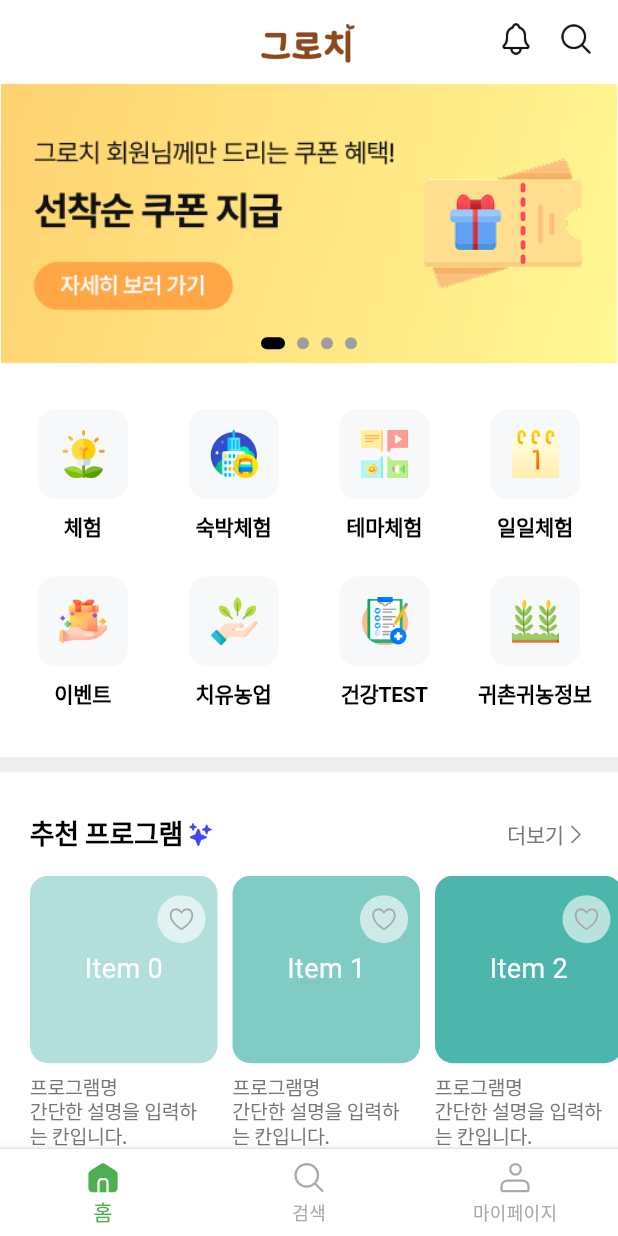
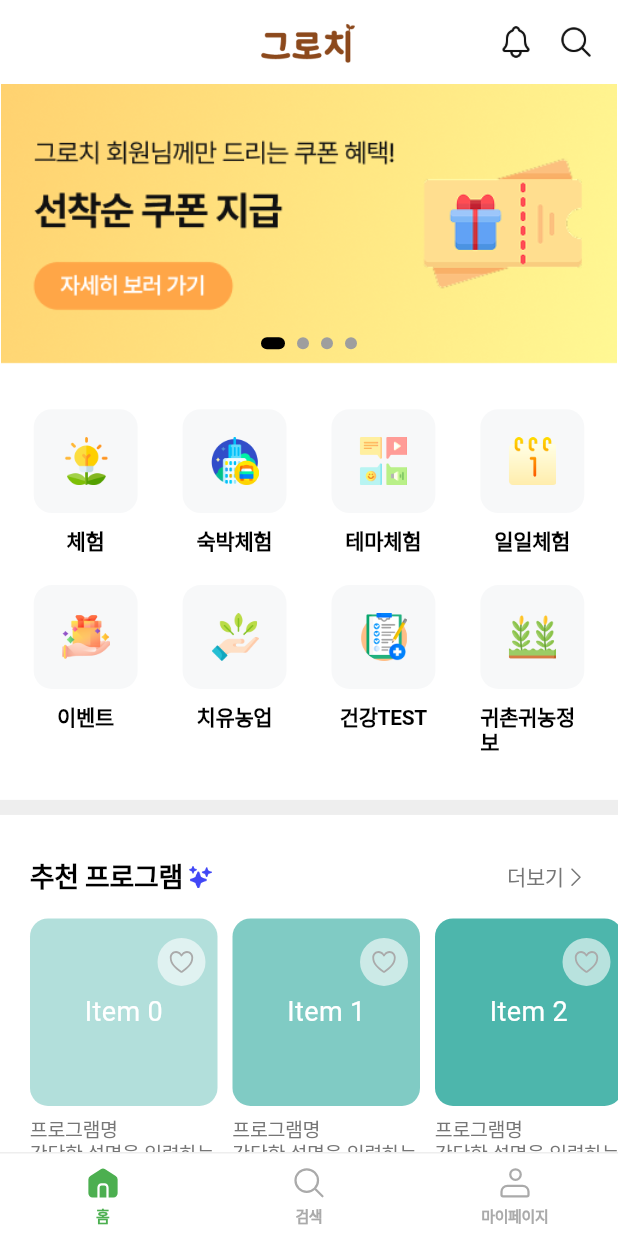
Before and after one commit to chois22/groach, a Flutter app: the screen it shows after launch, after a tap on "로그인", on a phone screen of 412 x 824 dp. Run offline on Flutter 3.47's test engine with Material 3 defaults, Android fonts, the phone set to English and light mode, and no system bars; drawn by our look-alikes of card_swiper; our stand-ins replace flutter_svg, sizer; Roboto replaces fonts that are missing (Pretendard); project files that could hold a hidden picture were left out.

Commit message:
다이어로그, 그리드뷰

```diff
--- a/lib/const/value/data.dart
+++ b/lib/const/value/data.dart
@@ -4,3 +4,21 @@ final List<String> listMainBanner = [
   'assets/image/banner3.png',
   'assets/image/banner4.png',
 ];
+
+final List<String> listTitleMainBottomNavi = [
+  '홈',
+  '검색',
+  '마이페이지',
+];
+
+final List<String> listImgSelectedMainBottomNavi = [
+  'assets/icon/home_green.svg',
+  'assets/icon/search_green.svg',
+  'assets/icon/my_green.svg',
+];
+
+final List<String> listImgOutlinedMainBottomNavi = [
+  'assets/icon/home_outline.svg',
+  'assets/icon/search_outline.svg',
+  'assets/icon/my_outline.svg',
+];
--- a/lib/const/value/text_style.dart
+++ b/lib/const/value/text_style.dart
@@ -166,6 +166,11 @@ class TS extends TextStyle{
   const TS.s10w400(Color color)
       : super(color: color, fontSize: Sizes.size10, fontWeight: FontWeight.w400, letterSpacing: -0.25, height: 1.2);
 
+  /// size10, w700
+  const TS.s10w700(Color color)
+      : super(color: color, fontSize: Sizes.size10, fontWeight: FontWeight.w700, letterSpacing: -0.25, height: 1.2);
+
+
   /// size6, w400
   const TS.s6w400(Color color)
       : super(color: color, fontSize: Sizes.size10, fontWeight: FontWeight.w400, letterSpacing: -0.25, height: 1.2);
--- a/lib/ui/component/card_program_grid.dart
+++ b/lib/ui/component/card_program_grid.dart
@@ -19,11 +19,10 @@ class CardProgramGrid extends StatelessWidget {
       children: [
         Stack(
           children: [
-            Container(
-              width: 160,
-              // 각 컨테이너의 너비
-              height: 160,
-              // 각 컨테이너의 높이
+            // 비율 설정
+            AspectRatio(
+              aspectRatio: 1 / 1,
+              child: Container(
                 margin: EdgeInsets.only(right: 0),
                 // 각 컨테이너 간 간격
                 decoration: BoxDecoration(
@@ -37,8 +36,10 @@ class CardProgramGrid extends StatelessWidget {
                   ),
                 ),
               ),
-            Padding(
-              padding: EdgeInsets.only(left: 110, top: 10), // 좌측 10, 상단 10
+            ),
+            Positioned(
+              top: 10,
+              right: 10,
               child: Container(
                 height: 40,
                 width: 40,
@@ -72,7 +73,12 @@ class CardProgramGrid extends StatelessWidget {
         ),
         Gaps.v8,
         Text('프로그램명', style: TS.s13w500(colorGray600)),
-        Text('간단한 설명을 입력하는 칸입\n니다. 두줄까지 채워집니다.', style: TS.s13w500(colorGray600)),
+        Text(
+          '간단한 설명을 입력하는 칸입니다. 두줄까지 채워집니다.',
+          style: TS.s13w500(colorGray600),
+          maxLines: 2,
+          overflow: TextOverflow.ellipsis,
+        ),
         Row(
           children: [
             Image.asset('assets/icon/yellow_star.png', width: 16, height: 16),
--- a/lib/ui/component/card_program_scroll.dart
+++ b/lib/ui/component/card_program_scroll.dart
@@ -14,7 +14,9 @@ class CardProgramScroll extends StatelessWidget {
   Widget build(BuildContext context) {
     final ValueNotifier<bool> vnHeartTouch = ValueNotifier<bool>(false);
 
-    return Column(
+    return Container(
+      width: 125,
+      child: Column(
         crossAxisAlignment: CrossAxisAlignment.start,
         children: [
           Stack(
@@ -24,7 +26,7 @@ class CardProgramScroll extends StatelessWidget {
                 // 각 컨테이너의 너비
                 height: 125,
                 // 각 컨테이너의 높이
-              margin: EdgeInsets.only(right: 10),
+                //margin: EdgeInsets.only(right: 10),
                 // 각 컨테이너 간 간격
                 decoration: BoxDecoration(
                   color: Colors.teal[(index + 1) * 100], // 색상 변형
@@ -37,8 +39,9 @@ class CardProgramScroll extends StatelessWidget {
                   ),
                 ),
               ),
-            Padding(
-              padding: EdgeInsets.only(left: 85, top: 13), // 좌측 10, 상단 10
+              Positioned(
+                top: 13,
+                right: 8,
                 child: Container(
                   height: 32,
                   width: 32,
@@ -72,9 +75,7 @@ class CardProgramScroll extends StatelessWidget {
           ),
           Gaps.v8,
           Text('프로그램명', style: TS.s13w500(colorGray600)),
-        //todo : 이거 해도 왜 줄바꿈이 자동으로 안되는걸까 ? 크기 설정을 해줘야하나 ?
-        //Text('간단한 설명을 입력하는 칸입니다.', style: TS.s13w500(colorGray600), softWrap: true),
-        Text('간단한 설명을 입력하\n는 칸입니다.', style: TS.s13w500(colorGray600)),
+          Text('간단한 설명을 입력하는 칸입니다.', style: TS.s13w500(colorGray600)),
           Row(
             children: [
               Image.asset('assets/icon/yellow_star.png', width: 16, height: 16),
@@ -91,6 +92,7 @@ class CardProgramScroll extends StatelessWidget {
             ],
           ),
         ],
+      ),
     );
   }
 }
--- a/lib/ui/route/route_main.dart
+++ b/lib/ui/route/route_main.dart
@@ -1,11 +1,14 @@
 import 'package:flutter/material.dart';
 import 'package:flutter_svg/flutter_svg.dart';
 import 'package:practice1/const/value/colors.dart';
+import 'package:practice1/const/value/data.dart';
 import 'package:practice1/const/value/gaps.dart';
+import 'package:practice1/const/value/text_style.dart';
 import 'package:practice1/ui/tab/tab_home.dart';
 import 'package:practice1/ui/tab/tab_my.dart';
 import 'package:practice1/ui/tab/tab_search.dart';
 
+/// 어느정도 내려가면 위로 화살표
 //todo: kjw : bottom navigation bar 만들기(complete)
 // pop안되도록 설정하기
 
@@ -18,6 +21,7 @@ class RouteMain extends StatefulWidget {
 
 class _RouteMainState extends State<RouteMain> {
   final ValueNotifier<int> vnIndexTab = ValueNotifier(0);
+  final ScrollController scrollController = ScrollController();
   List<String> listIcons = [
     'assets/icon/home_outline.svg',
     'assets/icon/search_outline.svg',
@@ -32,75 +36,37 @@ class _RouteMainState extends State<RouteMain> {
       },
       child: Scaffold(
         bottomNavigationBar: Container(
-          //todo : 이거 높이 이걸로 하면 ... 사이즈 초과함..
-          //height: kBottomNavigationBarHeight,
-          //color: colorGray200,
+          height: kBottomNavigationBarHeight,
           decoration: BoxDecoration(
+            color: colorWhite,
             border: Border(
               top: BorderSide(color: colorGray200, width: 1),
             ),
           ),
           child: ValueListenableBuilder(
             valueListenable: vnIndexTab,
-            builder: (context, index, child) {
-              return BottomNavigationBar(
-                currentIndex: index,
-                onTap: (tabIndex) {
-                  vnIndexTab.value = tabIndex;
+            builder: (context, indexTab, child) {
+              return Row(
+                children: List.generate(
+                  listTitleMainBottomNavi.length,
+                  (index) => _BottomNaviItem(
+                    imgUrl: indexTab == index ? listImgSelectedMainBottomNavi[index] : listImgOutlinedMainBottomNavi[index],
+                    title: listTitleMainBottomNavi[index],
+                    isSelected: indexTab == index,
+                    onTap: (){ /// 홈버튼 누를 때 조건문 추가하기
+                      vnIndexTab.value = index;
                     },
-                selectedItemColor: colorGreen600,
-                unselectedItemColor: colorGray500,
-                backgroundColor: colorWhite,
-                items: [
-                  BottomNavigationBarItem(
-                    icon: index == 0
-                      ? SvgPicture.asset('assets/icon/home_green.svg')
-                      : SvgPicture.asset(listIcons[0], width: 24, height: 24),
-                    label: '홈',
                   ),
-                  BottomNavigationBarItem(
-                    icon: index == 1
-                      ? SvgPicture.asset('assets/icon/search_green.svg')
-                      : SvgPicture.asset(listIcons[1], width: 24, height: 24),
-                    label: '검색',
                 ),
-                  BottomNavigationBarItem(
-                    icon: index == 2
-                      ? SvgPicture.asset('assets/icon/my_green.svg')
-                      : SvgPicture.asset(listIcons[2], width: 24, height: 24),
-                    label: '마이페이지',
-                  ),
-                ],
               );
             },
           ),
         ),
         body: SafeArea(
-          child: Column(
-            children: [
-              Gaps.v14,
-              Stack(
-                children: [
-                  Center(child: Image.asset('assets/image/main_groach.png', width: 64, height: 28)),
-                  Center(
-                    child: Row(
-                      mainAxisAlignment: MainAxisAlignment.end,
-                      children: [
-                        Image.asset('assets/icon/bell_off.png', width: 24, height: 24),
-                        Gaps.h16,
-                        Image.asset('assets/icon/search.png', width: 24, height: 24),
-                        Gaps.h16,
-                      ],
-                    ),
-                  ),
-                ],
-              ),
-              Expanded(
-                child: SingleChildScrollView(
           child: ValueListenableBuilder(
             valueListenable: vnIndexTab,
             builder: (context, index, child) {
-                      if(index == 0) {
+              if (index == 0) {
                 return TabHome();
               } else if (index == 1) {
                 return TabSearch();
@@ -111,6 +77,47 @@ class _RouteMainState extends State<RouteMain> {
           ),
         ),
       ),
+    );
+  }
+}
+
+class _BottomNaviItem extends StatelessWidget {
+  final String imgUrl;
+  final String title;
+  final bool isSelected;
+  final void Function() onTap;
+
+  const _BottomNaviItem({
+    required this.imgUrl,
+    required this.title,
+    required this.isSelected,
+    required this.onTap,
+    super.key,
+  });
+
+  @override
+  Widget build(BuildContext context) {
+    return Expanded(
+      child: GestureDetector(
+        onTap: onTap,
+        child: Container(
+          color: Colors.transparent,
+          child: Column(
+            mainAxisAlignment: MainAxisAlignment.center,
+            children: [
+              SvgPicture.asset(
+                imgUrl,
+                width: 24,
+                height: 24,
+                //colorFilter: ColorFilter.mode(isSelected ? colorGreen600 : colorGray50, BlendMode.srcIn),
+              ),
+              Gaps.v4,
+              Text(
+                title,
+                style: TS.s10w700(
+                  isSelected ? colorGreen600 : colorGray500,
+                ),
+              ),
             ],
           ),
         ),
--- a/lib/ui/tab/tab_home.dart
+++ b/lib/ui/tab/tab_home.dart
@@ -1,5 +1,6 @@
 import 'package:card_swiper/card_swiper.dart';
 import 'package:flutter/material.dart';
+import 'package:flutter_staggered_grid_view/flutter_staggered_grid_view.dart';
 import 'package:flutter_svg/flutter_svg.dart';
 import 'package:practice1/const/value/colors.dart';
 import 'package:practice1/const/value/data.dart';
@@ -8,17 +9,40 @@ import 'package:practice1/const/value/text_style.dart';
 import 'package:practice1/ui/component/card_program_grid.dart';
 import 'package:practice1/ui/component/card_program_scroll.dart';
 import 'package:practice1/ui/component/custom_divider.dart';
-import 'package:practice1/ui/route/route_main.dart';
 
 class TabHome extends StatelessWidget {
   const TabHome({super.key});
 
   @override
   Widget build(BuildContext context) {
+    final ScrollController scrollController = ScrollController();
     return Column(
       children: [
+        /// appbar
+        Container(
+          height: kToolbarHeight,
+          child: Stack(
+            children: [
+              Center(child: Image.asset('assets/image/main_groach.png', width: 64, height: 28)),
+              Center(
+                child: Row(
+                  mainAxisAlignment: MainAxisAlignment.end,
+                  children: [
+                    Image.asset('assets/icon/bell_off.png', width: 24, height: 24),
+                    Gaps.h16,
+                    Image.asset('assets/icon/search.png', width: 24, height: 24),
+                    Gaps.h16,
+                  ],
+                ),
+              ),
+            ],
+          ),
+        ),
+        Expanded(
+          child: SingleChildScrollView(
+            child: Column(
+              children: [
                 /// banner
-        Gaps.v14,
                 AspectRatio(
                   aspectRatio: 375 / 170,
                   child: Swiper(
@@ -87,16 +111,27 @@ class TabHome extends StatelessWidget {
                   ),
                 ),
                 Gaps.v16,
-        Padding(
-          padding: const EdgeInsets.only(left: 20.0),
-          child: SizedBox(
+                SizedBox(
                   height: 216,
                   child: SingleChildScrollView(
+                    padding: EdgeInsets.symmetric(horizontal: 20),
                     scrollDirection: Axis.horizontal,
                     child: Row(
                       children: List.generate(
                         10,
-                  (index) => CardProgramScroll(index: index),
+                        (index) => Row(
+                          children: [
+                            CardProgramScroll(index: index),
+                            Builder(
+                              builder: (context) {
+                                if (index == 9) {
+                                  return const SizedBox.shrink();
+                                } else {
+                                  return Gaps.h10;
+                                }
+                              },
+                            )
+                          ],
                         ),
                       ),
                     ),
@@ -106,21 +141,6 @@ class TabHome extends StatelessWidget {
                 CustomDivider(color: colorGray200, height: 10),
                 Gaps.v30,
 
-        // GridView.builder(
-        //   shrinkWrap: true,
-        //   physics: NeverScrollableScrollPhysics(),
-        //   gridDelegate: SliverGridDelegateWithFixedCrossAxisCount(
-        //     crossAxisCount: 2,
-        //     // 가로 간격
-        //     crossAxisSpacing: 10,
-        //     // 세로 간격
-        //     childAspectRatio: 10,
-        //   ),
-        //   itemCount: 4,
-        //   itemBuilder: (context, index) {
-        //     return CardProgramGrid(index: index);
-        //   },
-        // ),
                 Padding(
                   padding: const EdgeInsets.symmetric(horizontal: 20.0),
                   child: Row(
@@ -135,26 +155,20 @@ class TabHome extends StatelessWidget {
                   ),
                 ),
                 Gaps.v16,
-        Padding(
-          padding: const EdgeInsets.symmetric(horizontal: 20.0),
-          child: Column(
-            children: [
-              Row(
-                mainAxisAlignment: MainAxisAlignment.spaceBetween,
-                children: [
-                  CardProgramGrid(index: 1),
-                  CardProgramGrid(index: 2),
+                MasonryGridView.count(
+                  shrinkWrap: true,
+                  primary: false,
+                  crossAxisCount: 2,
+                  crossAxisSpacing: 15,
+                  mainAxisSpacing: 20,
+                  padding: EdgeInsets.symmetric(horizontal: 20),
+                  itemCount: 4,
+                  itemBuilder: (context, index) {
+                    return CardProgramGrid(index: index);
+                  },
+                ),
               ],
             ),
-              Gaps.v16,
-              Row(
-                mainAxisAlignment: MainAxisAlignment.spaceBetween,
-                children: [
-                  CardProgramGrid(index: 3),
-                  CardProgramGrid(index: 4),
-                ],
-              ),
-            ],
           ),
         ),
       ],
@@ -173,9 +187,11 @@ class CardIcon extends StatelessWidget {
   Widget build(BuildContext context) {
     return Column(
       children: [
-        Container(
-          width: 60,
-          height: 60,
+        AspectRatio(
+          aspectRatio: 1 / 1,
+          child: Container(
+            // width: 60,
+            // height: 60,
             decoration: BoxDecoration(
               color: colorGray50,
               borderRadius: BorderRadius.circular(12),
@@ -189,6 +205,7 @@ class CardIcon extends StatelessWidget {
               ),
             ),
           ),
+        ),
         Gaps.v10,
         Text(text, style: TS.s14w600(colorBlack)),
       ],
@@ -196,6 +213,7 @@ class CardIcon extends StatelessWidget {
   }
 }
 
+// todo : 그리드뷰 배운걸로 바꾸기.
 // 아이콘 8개 생성 그리드뷰
 class IconCardGridView extends StatelessWidget {
   const IconCardGridView({super.key});
@@ -208,19 +226,17 @@ class IconCardGridView extends StatelessWidget {
     // 아이콘 경로 목록
     List<String> iconPaths = List.generate(8, (index) => "assets/icon/card_${index + 1}.png");
 
-    return Container(
-      padding: const EdgeInsets.only(left: 10.0, right: 10),
-      child: GridView.builder(
-        // true면 모든거 한번에 로드해서 보여준다.
+    return Column(
+      crossAxisAlignment: CrossAxisAlignment.start,
+      children: [
+        MasonryGridView.count(
           shrinkWrap: true,
-        // GridView의 크기를 자식에 맞게 줄임
-        physics: NeverScrollableScrollPhysics(),
-        // GridView 자체 스크롤 비활성화
-        gridDelegate: SliverGridDelegateWithFixedCrossAxisCount(
-          crossAxisCount: 4, // 가로 4개씩
-          crossAxisSpacing: 10, // 가로 간격
-          mainAxisSpacing: 21, // 세로 간격
-        ),
+          // 스크롤 금지
+          primary: false,
+          crossAxisCount: 4,
+          crossAxisSpacing: 30,
+          mainAxisSpacing: 21,
+          padding: EdgeInsets.symmetric(horizontal: 22.5),
           itemCount: texts.length,
           itemBuilder: (context, index) {
             return CardIcon(
@@ -229,6 +245,47 @@ class IconCardGridView extends StatelessWidget {
             );
           },
         ),
+      ],
     );
   }
 }
+
+
+// // 아이콘 8개 생성 그리드뷰
+// class IconCardGridView extends StatelessWidget {
+//   const IconCardGridView({super.key});
+//
+//   @override
+//   Widget build(BuildContext context) {
+//     // 텍스트 목록
+//     List<String> texts = ["체험", "숙박체험", "테마체험", "일일체험", "이벤트", "치유농업", "건강TEST", "귀촌귀농정보"];
+//
+//     // 아이콘 경로 목록
+//     List<String> iconPaths = List.generate(8, (index) => "assets/icon/card_${index + 1}.png");
+//
+//     return Container(
+//       padding: const EdgeInsets.only(left: 10.0, right: 10),
+//       /// 오늘 배운걸로 바꿔보기
+//       /// 1:1비율로
+//       child: GridView.builder(
+//         // true면 모든거 한번에 로드해서 보여준다.
+//         shrinkWrap: true,
+//         // GridView의 크기를 자식에 맞게 줄임
+//         physics: NeverScrollableScrollPhysics(),
+//         // GridView 자체 스크롤 비활성화
+//         gridDelegate: SliverGridDelegateWithFixedCrossAxisCount(
+//           crossAxisCount: 4, // 가로 4개씩
+//           crossAxisSpacing: 10, // 가로 간격
+//           mainAxisSpacing: 21, // 세로 간격
+//         ),
+//         itemCount: texts.length,
+//         itemBuilder: (context, index) {
+//           return CardIcon(
+//             iconPath: iconPaths[index], // 아이콘 경로
+//             text: texts[index], // 텍스트
+//           );
+//         },
+//       ),
+//     );
+//   }
+// }
```
Also changed, not shown: lib/ui/dialog/dialog_cancel_confirm.dart (added, +31 -0 lines), lib/ui/dialog/dialog_confirm.dart (added, +27 -0 lines), lib/ui/dialog/dialog_show.dart (added, +114 -0 lines), lib/ui/page/sign_up/page_sign_up_user_info.dart (+25 -9 lines). Lines whose indentation alone changed are shown as unchanged.
